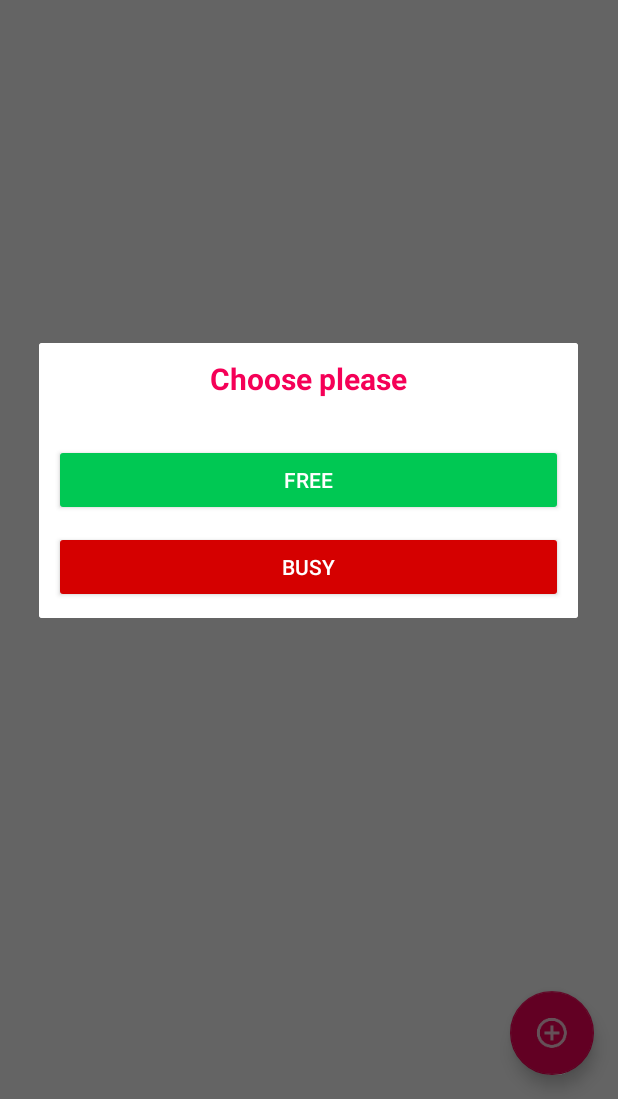
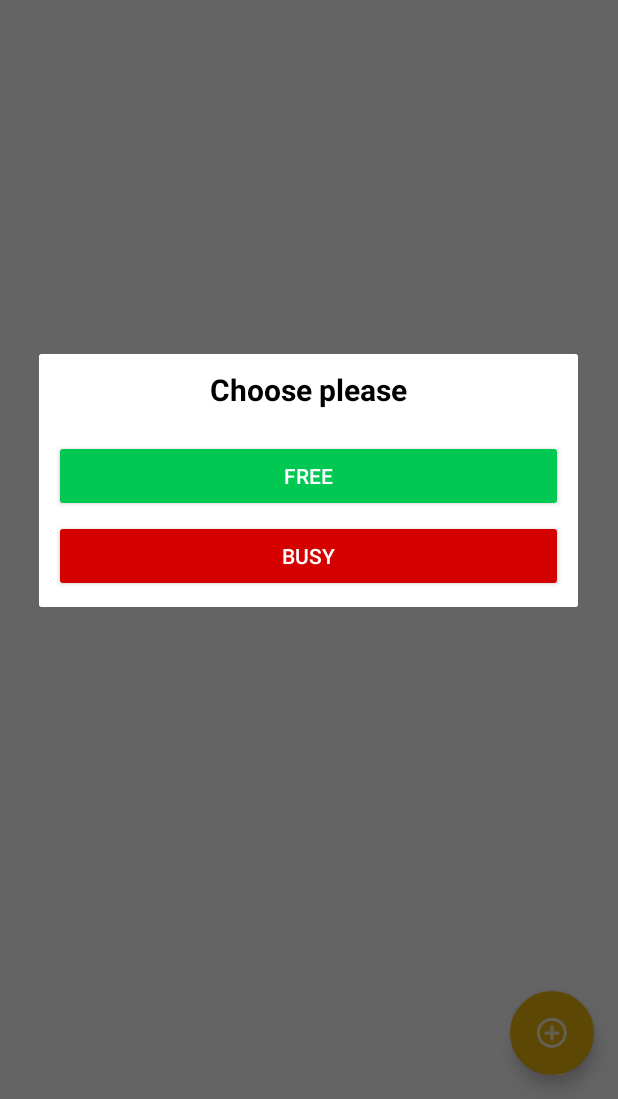
Before and after one commit to MinaSamirCap/WoolHajjHackathon, an Android app: the screen it shows after launch (ClientActivity), after a tap on an icon or button, on a phone screen of 412 x 824 dp, the part 137-1236 px from its top. Run offline under Robolectric (Android 15) with nearby library versions, the phone set to English and light mode, and no system bars; our stand-ins replace ButterKnife, Firebase (no records; nobody signed in at launch, a user with empty details on screens opened directly).

```diff
--- a/app/src/main/java/hajjhackathon/wool/ui/activities/ClientActivity.java
+++ b/app/src/main/java/hajjhackathon/wool/ui/activities/ClientActivity.java
@@ -112,7 +112,7 @@ public class ClientActivity extends AppCompatActivity implements OnMapReadyCallb
     public void onMapReady(GoogleMap googleMap) {
         getLatLng();
         mMap = googleMap;
-        marker = new MarkerOptions().icon(BitmapDescriptorFactory.fromResource(R.drawable.ic_location));
+        marker = new MarkerOptions().icon(BitmapDescriptorFactory.fromResource(R.drawable.ic_point));
         currentLocation = new LatLng(21.3546629, 39.9836817);
         mMap.addMarker(marker.position(currentLocation));
         mMap.animateCamera(CameraUpdateFactory.newLatLngZoom(currentLocation, 17));
--- a/app/src/main/java/hajjhackathon/wool/ui/widget/PopUpPlace.java
+++ b/app/src/main/java/hajjhackathon/wool/ui/widget/PopUpPlace.java
@@ -54,7 +54,7 @@ public class PopUpPlace {
 
 
     @OnClick(R.id.busy_button)
-    void highRatedChecked(View view) {
+    void busyClicked(View view) {
         callbackResult.busyClicked();
         closeDialog();
     }
--- a/app/src/main/res/layout/popup_place.xml
+++ b/app/src/main/res/layout/popup_place.xml
@@ -11,17 +11,18 @@
         android:layout_width="wrap_content"
         android:layout_height="wrap_content"
         android:text="@string/choose"
-        android:textColor="@color/accent"
+        android:textColor="@color/black
+"
         android:textSize="20sp"
         android:textStyle="bold"
         app:layout_constraintEnd_toEndOf="parent"
         app:layout_constraintStart_toStartOf="parent" />
 
     <android.support.v7.widget.AppCompatButton
-        android:id="@+id/busy_button"
+        android:id="@+id/free_button"
         android:layout_width="0dp"
         android:layout_height="wrap_content"
-        android:layout_marginTop="30dp"
+        android:layout_marginTop="20dp"
         android:text="@string/free"
         android:textColor="@color/white"
         app:backgroundTint="@color/green"
@@ -30,15 +31,15 @@
         app:layout_constraintTop_toBottomOf="@+id/title_text_view" />
 
     <android.support.v7.widget.AppCompatButton
-        android:id="@+id/free_button"
+        android:id="@+id/busy_button"
         android:layout_width="0dp"
         android:layout_height="wrap_content"
-        android:layout_marginTop="10dp"
+        android:layout_marginTop="5dp"
         android:text="@string/busy"
         android:textColor="@color/white"
         app:backgroundTint="@color/red"
         app:layout_constraintEnd_toEndOf="parent"
         app:layout_constraintStart_toStartOf="parent"
-        app:layout_constraintTop_toBottomOf="@+id/busy_button" />
+        app:layout_constraintTop_toBottomOf="@+id/free_button" />
 
 </android.support.constraint.ConstraintLayout>
--- a/app/src/main/res/values/colors.xml
+++ b/app/src/main/res/values/colors.xml
@@ -2,7 +2,7 @@
 <resources>
     <color name="primary">#44A1A0</color>
     <color name="primary_dark">#3c9190</color>
-    <color name="accent">#f50057</color>
+    <color name="accent">#e8b10c</color>
     <color name="red">#d50000</color>
     <color name="green">#00c853</color>
     <color name="white">#FFFFFF</color>
```
Also changed, not shown: app/src/main/res/drawable-xxhdpi/ic_point.png (added), app/src/main/res/drawable-xxhdpi/splash.jpg.
